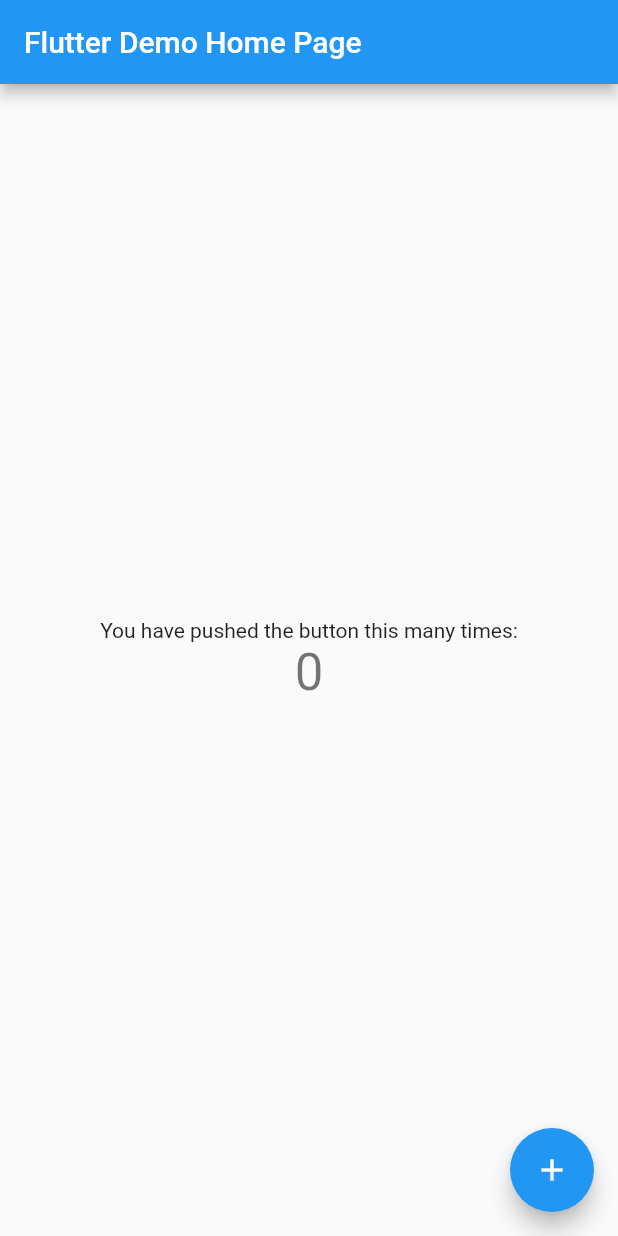
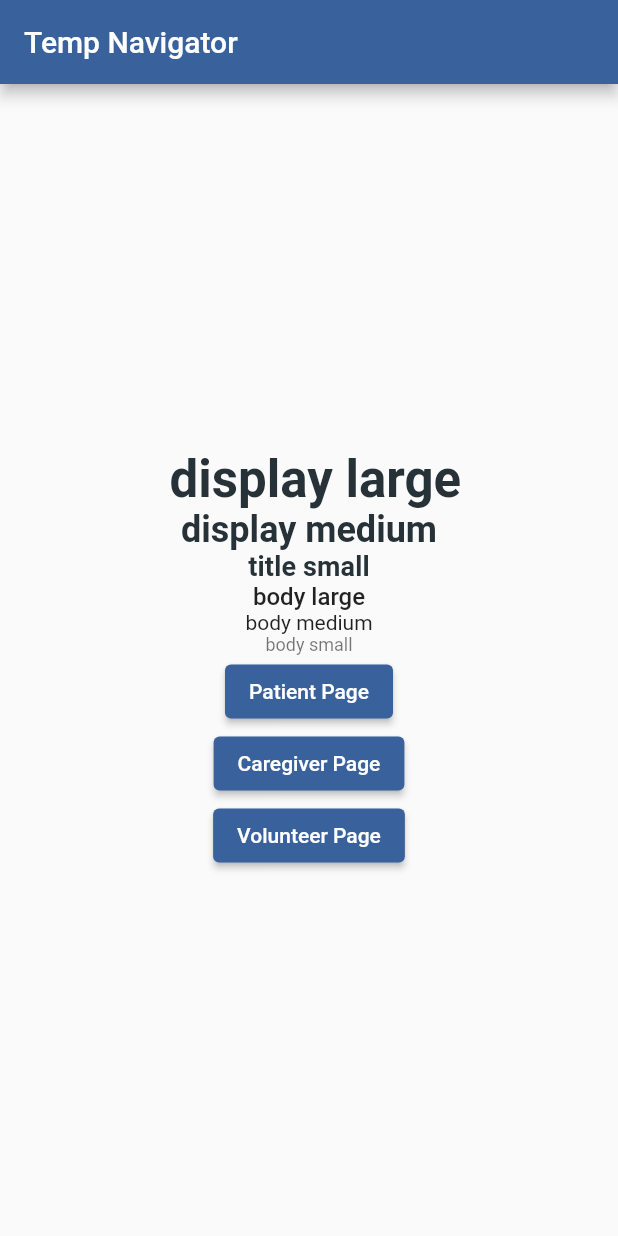
Before and after one commit to GSC23-HeadHome/HeadHome-App, a Flutter app: the screen it shows after launch, on a phone screen of 412 x 824 dp. Run offline on Flutter 3.47's test engine with Material 2 defaults, Android fonts, the light colour scheme and no system bars.

Commit message:
set up styles and navigation

```diff
--- a/lib/main.dart
+++ b/lib/main.dart
@@ -1,4 +1,7 @@
 import 'package:flutter/material.dart';
+import './pages/caregiver.dart' show Caregiver;
+import './pages/patient.dart' show Patient;
+import './pages/volunteer.dart' show Volunteer;
 
 void main() {
   runApp(const MyApp());
@@ -11,36 +14,42 @@
   @override
   Widget build(BuildContext context) {
     return MaterialApp(
-      title: 'Flutter Demo',
+      title: 'HeadHome',
       theme: ThemeData(
-        // This is the theme of your application.
-        //
-        // Try running your application with "flutter run". You'll see the
-        // application has a blue toolbar. Then, without quitting the app, try
-        // changing the primarySwatch below to Colors.green and then invoke
-        // "hot reload" (press "r" in the console where you ran "flutter run",
-        // or simply save your changes to "hot reload" in a Flutter IDE).
-        // Notice that the counter didn't reset back to zero; the application
-        // is not restarted.
-        primarySwatch: Colors.blue,
+        colorScheme: ColorScheme.fromSwatch().copyWith(
+          primary: const Color(0xFF39619B),
+          secondary: const Color(0xFF036F5C),
+          tertiary: const Color(0xFFDBE9FD),
+          error: const Color(0xFFEC414E),
+        ),
+        fontFamily: 'Roboto',
+        textTheme: const TextTheme(
+            //headline 3
+            displayLarge: TextStyle(
+                fontSize: 34.0,
+                color: Color(0xFF263238),
+                fontWeight: FontWeight.bold),
+            //headline 5
+            displayMedium: TextStyle(
+                fontSize: 24.0,
+                color: Color(0xFF263238),
+                fontWeight: FontWeight.w700),
+            //subtitle2
+            titleSmall: TextStyle(
+                fontSize: 18.0,
+                color: Color(0xFF263238),
+                fontWeight: FontWeight.bold),
+            bodyLarge: TextStyle(fontSize: 16.0),
+            bodyMedium: TextStyle(fontSize: 14.0),
+            bodySmall: TextStyle(fontSize: 12.0)),
       ),
-      home: const MyHomePage(title: 'Flutter Demo Home Page'),
+      home: MyHomePage(title: "Temp Navigator"),
     );
   }
 }
 
 class MyHomePage extends StatefulWidget {
   const MyHomePage({super.key, required this.title});
-
-  // This widget is the home page of your application. It is stateful, meaning
-  // that it has a State object (defined below) that contains fields that affect
-  // how it looks.
-
-  // This class is the configuration for the state. It holds the values (in this
-  // case the title) provided by the parent (in this case the App widget) and
-  // used by the build method of the State. Fields in a Widget subclass are
-  // always marked "final".
-
   final String title;
 
   @override
@@ -48,27 +57,9 @@
 }
 
 class _MyHomePageState extends State<MyHomePage> {
-  int _counter = 0;
-
-  void _incrementCounter() {
-    setState(() {
-      // This call to setState tells the Flutter framework that something has
-      // changed in this State, which causes it to rerun the build method below
-      // so that the display can reflect the updated values. If we changed
-      // _counter without calling setState(), then the build method would not be
-      // called again, and so nothing would appear to happen.
-      _counter++;
-    });
-  }
-
+  var selectedIndex = 0;
   @override
   Widget build(BuildContext context) {
-    // This method is rerun every time setState is called, for instance as done
-    // by the _incrementCounter method above.
-    //
-    // The Flutter framework has been optimized to make rerunning build methods
-    // fast, so that you can just rebuild anything that needs updating rather
-    // than having to individually change instances of widgets.
     return Scaffold(
       appBar: AppBar(
         // Here we take the value from the MyHomePage object that was created by
@@ -95,21 +86,57 @@
           // horizontal).
           mainAxisAlignment: MainAxisAlignment.center,
           children: <Widget>[
-            const Text(
-              'You have pushed the button this many times:',
+            Text(
+              ' display large',
+              style: Theme.of(context).textTheme.displayLarge,
             ),
             Text(
-              '$_counter',
-              style: Theme.of(context).textTheme.headlineMedium,
+              'display medium',
+              style: Theme.of(context).textTheme.displayMedium,
             ),
+            Text(
+              'title small',
+              style: Theme.of(context).textTheme.titleSmall,
+            ),
+            Text(
+              'body large',
+              style: Theme.of(context).textTheme.bodyLarge,
+            ),
+            Text(
+              'body medium',
+              style: Theme.of(context).textTheme.bodyMedium,
+            ),
+            Text(
+              'body small',
+              style: Theme.of(context).textTheme.bodySmall,
+            ),
+            ElevatedButton(
+                onPressed: () {
+                  Navigator.push(
+                    context,
+                    MaterialPageRoute(builder: (context) => const Patient()),
+                  );
+                },
+                child: Text('Patient Page')),
+            ElevatedButton(
+                onPressed: () {
+                  Navigator.push(
+                    context,
+                    MaterialPageRoute(builder: (context) => const Caregiver()),
+                  );
+                },
+                child: Text('Caregiver Page')),
+            ElevatedButton(
+                onPressed: () {
+                  Navigator.push(
+                    context,
+                    MaterialPageRoute(builder: (context) => const Volunteer()),
+                  );
+                },
+                child: Text('Volunteer Page')),
           ],
         ),
       ),
-      floatingActionButton: FloatingActionButton(
-        onPressed: _incrementCounter,
-        tooltip: 'Increment',
-        child: const Icon(Icons.add),
-      ), // This trailing comma makes auto-formatting nicer for build methods.
     );
   }
 }
--- /dev/null
+++ b/lib/pages/caregiver.dart
@@ -0,0 +1,30 @@
+
+import 'package:flutter/material.dart';
+import '../main.dart' show MyApp;
+
+class Caregiver extends StatelessWidget {
+  const Caregiver({super.key});
+
+  @override
+  Widget build(BuildContext context) {
+    return Scaffold(
+      body: Center(
+        child: Padding(
+          padding: const EdgeInsets.all(100.0),
+          child: Column(
+            children: [
+          const Text("caregiver home page"),
+          ElevatedButton(
+              onPressed: () {
+                Navigator.pop(context);
+              },
+              child: const Text('Go back!'),
+            ),
+            ]
+
+          ),
+        ),
+      ),
+    );
+  }
+}
--- /dev/null
+++ b/lib/pages/patient.dart
@@ -0,0 +1,29 @@
+
+import 'package:flutter/material.dart';
+
+class Patient extends StatelessWidget {
+  const Patient({super.key});
+
+  @override
+  Widget build(BuildContext context) {
+    return Scaffold(
+      body: Center(
+        child: Padding(
+          padding: const EdgeInsets.all(100.0),
+          child: Column(
+            children: [
+          const Text("patient home page"),
+          ElevatedButton(
+              onPressed: () {
+                Navigator.pop(context);
+              },
+              child: const Text('Go back!'),
+            ),
+            ]
+
+          ),
+        ),
+      ),
+    );
+  }
+}
--- /dev/null
+++ b/lib/pages/volunteer.dart
@@ -0,0 +1,25 @@
+import 'package:flutter/material.dart';
+
+class Volunteer extends StatelessWidget {
+  const Volunteer({super.key});
+
+  @override
+  Widget build(BuildContext context) {
+    return Scaffold(
+      body: Center(
+        child: Padding(
+          padding: const EdgeInsets.all(100.0),
+          child: Column(children: [
+            const Text("volunteer home page"),
+            ElevatedButton(
+              onPressed: () {
+                Navigator.pop(context);
+              },
+              child: const Text('Go back!'),
+            ),
+          ]),
+        ),
+      ),
+    );
+  }
+}
```
Also changed, not shown: pubspec.lock, 1 other file.
